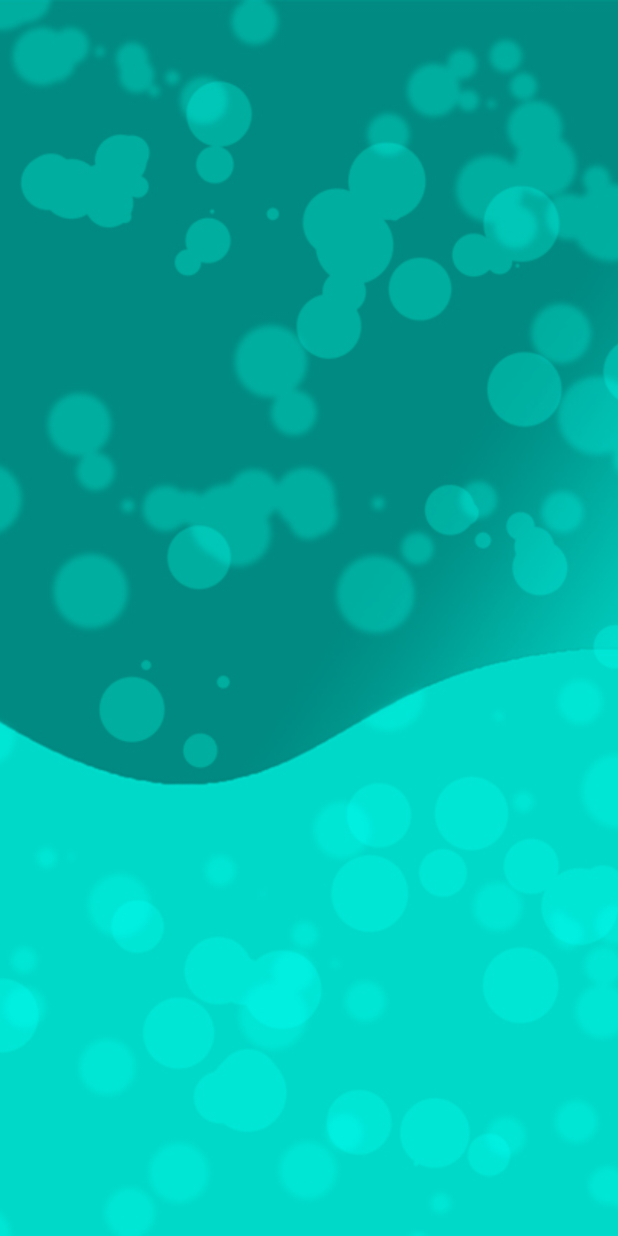
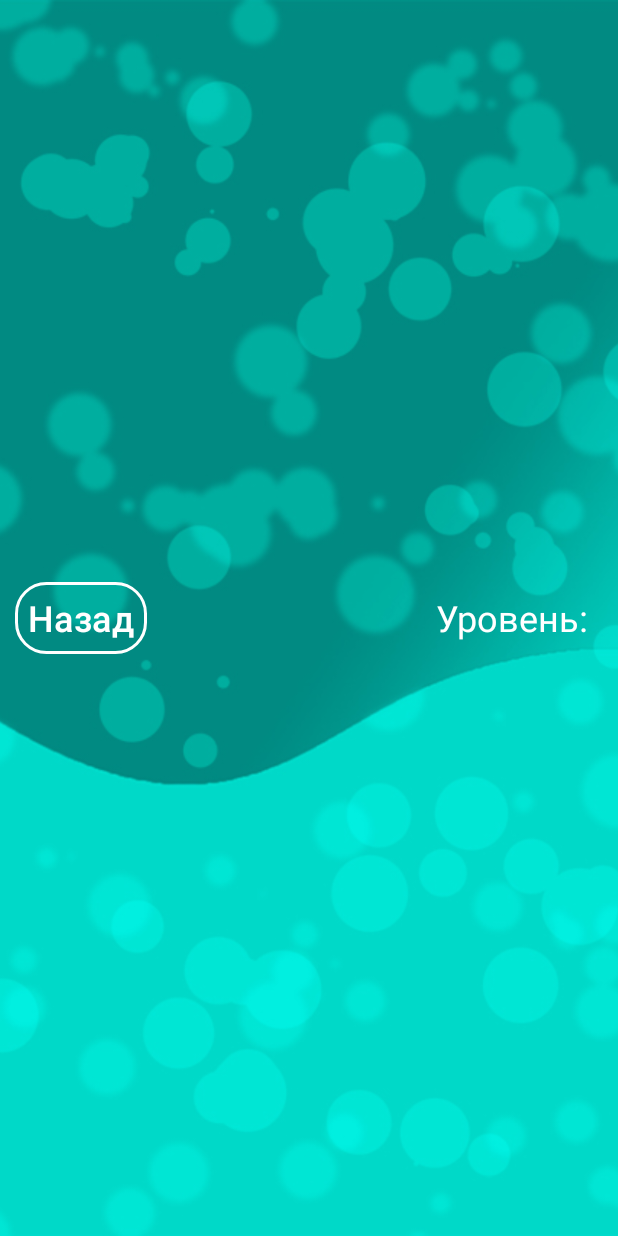
Before and after one commit to IkromR/QuizBrain, an Android app: the Level1 screen opened directly, with no data from a screen before it, on a phone screen of 412 x 824 dp. Run offline under Robolectric (Android 15) with nearby library versions, the light colour scheme and no system bars.

Commit message:
first level in my game application (second part)

```diff
--- /dev/null
+++ b/app/src/main/res/drawable-v24/style_btn_white_blue_press.xml
@@ -0,0 +1,6 @@
+<?xml version="1.0" encoding="utf-8"?>
+<shape xmlns:android="http://schemas.android.com/apk/res/android">
+    <stroke android:width="2dp" android:color="@color/white"/>
+    <corners android:radius="20dp" />
+    <solid android:color="@color/blue" />
+</shape>
--- /dev/null
+++ b/app/src/main/res/drawable/button_stroke_white_press_blue.xml
@@ -0,0 +1,5 @@
+<?xml version="1.0" encoding="utf-8"?>
+<selector xmlns:android="http://schemas.android.com/apk/res/android">
+    <item android:state_pressed="false" android:drawable="@drawable/style_btn_white"/>
+    <item android:state_pressed="true" android:drawable="@drawable/style_btn_white_blue_press"/>
+</selector>
--- a/app/src/main/res/drawable/style_btn_stroke_black95_press_white.xml
+++ b/app/src/main/res/drawable/style_btn_stroke_black95_press_white.xml
@@ -2,5 +2,5 @@
 <shape xmlns:android="http://schemas.android.com/apk/res/android">
     <stroke android:width="2dp" android:color="@color/black95"/>
     <corners  android:radius="20dp"/>
-    <solid android:color="@color/white00"/>
+    <solid android:color="@color/white"/>
 </shape>
--- /dev/null
+++ b/app/src/main/res/drawable/style_btn_white.xml
@@ -0,0 +1,5 @@
+<?xml version="1.0" encoding="utf-8"?>
+<shape xmlns:android="http://schemas.android.com/apk/res/android">
+    <stroke android:width="2dp" android:color="@color/white"/>
+    <corners android:radius="20dp" />
+</shape>
--- a/app/src/main/res/layout/universal.xml
+++ b/app/src/main/res/layout/universal.xml
@@ -11,4 +11,53 @@
         android:layout_height="match_parent"
         android:scaleType="centerCrop"
         android:src="@drawable/level1" />
+
+    <LinearLayout
+        android:id="@+id/container1"
+        android:layout_width="match_parent"
+        android:layout_height="match_parent"
+        android:gravity="center"
+        android:orientation="vertical">
+
+        <LinearLayout
+            android:id="@+id/conrainer2"
+            android:layout_width="match_parent"
+            android:layout_height="wrap_content"
+            android:padding="10dp"
+            android:orientation="vertical">
+
+            <LinearLayout
+                android:id="@+id/line1"
+                android:layout_width="match_parent"
+                android:layout_height="match_parent"
+                android:orientation="horizontal">
+
+                <Button
+                    android:id="@+id/button_back"
+                    android:layout_width="wrap_content"
+                    android:layout_height="wrap_content"
+                    android:background="@drawable/button_stroke_white_press_blue"
+                    android:layout_marginRight="10dp"
+                    android:text="@string/back"
+                    android:textSize="24sp"
+                    android:paddingLeft="5dp"
+                    android:paddingRight="5dp"
+                    android:textAllCaps="false"
+                    android:textColor="@color/white"
+                    />
+
+                <TextView
+                    android:id="@+id/text_levels"
+                    android:layout_width="wrap_content"
+                    android:layout_height="wrap_content"
+                    android:layout_weight="1"
+                    android:text="@string/level"
+                    android:textSize="24sp"
+                    android:textColor="@color/white"
+                    android:gravity="right"
+                    android:padding="10dp"
+                    />
+            </LinearLayout>
+        </LinearLayout>
+    </LinearLayout>
 </RelativeLayout>
--- a/app/src/main/res/values/colors.xml
+++ b/app/src/main/res/values/colors.xml
@@ -8,6 +8,6 @@
     <color name="black">#FF000000</color>
     <color name="white">#FFFFFFFF</color>
     <color name="black95">#95000000</color>
-    <color name="white00">#ffffff</color>
     <color name="black60">#60000000</color>
+    <color name="blue">#48d1ff</color>
 </resources>
--- a/app/src/main/res/values/strings.xml
+++ b/app/src/main/res/values/strings.xml
@@ -2,4 +2,5 @@
     <string name="app_name">Quiz</string>
     <string name="start">Начать</string>
     <string name="back">Назад</string>
+    <string name="level">Уровень:</string>
 </resources>
```
